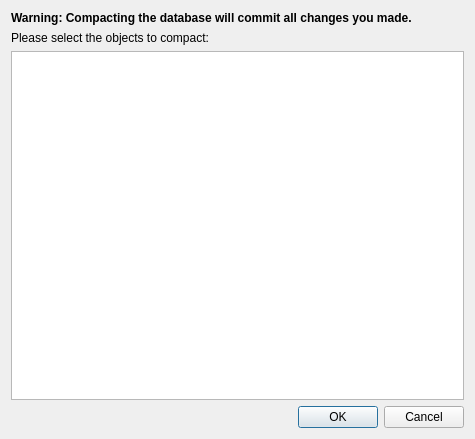
Before: the Qt Designer form src/VacuumDialog.ui in sqlitebrowser/sqlitebrowser, drawn with Qt 5.
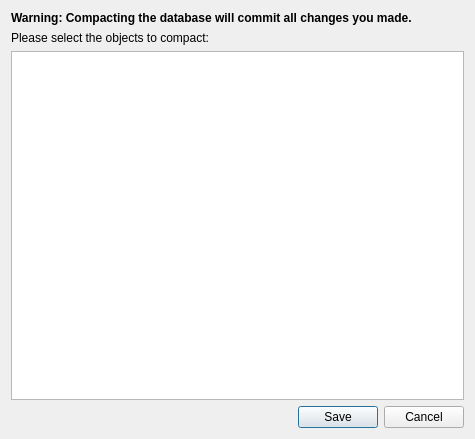
After: the same form once the commit is applied.

Commit message: Change some OK buttons to Save buttons

Patch:
```diff
--- a/src/VacuumDialog.ui
+++ b/src/VacuumDialog.ui
@@ -79,7 +79,7 @@
       <enum>Qt::Horizontal</enum>
      </property>
      <property name="standardButtons">
-      <set>QDialogButtonBox::Cancel|QDialogButtonBox::Ok</set>
+      <set>QDialogButtonBox::Cancel|QDialogButtonBox::Save</set>
      </property>
     </widget>
    </item>
```
The commit also changes 4 other files.
